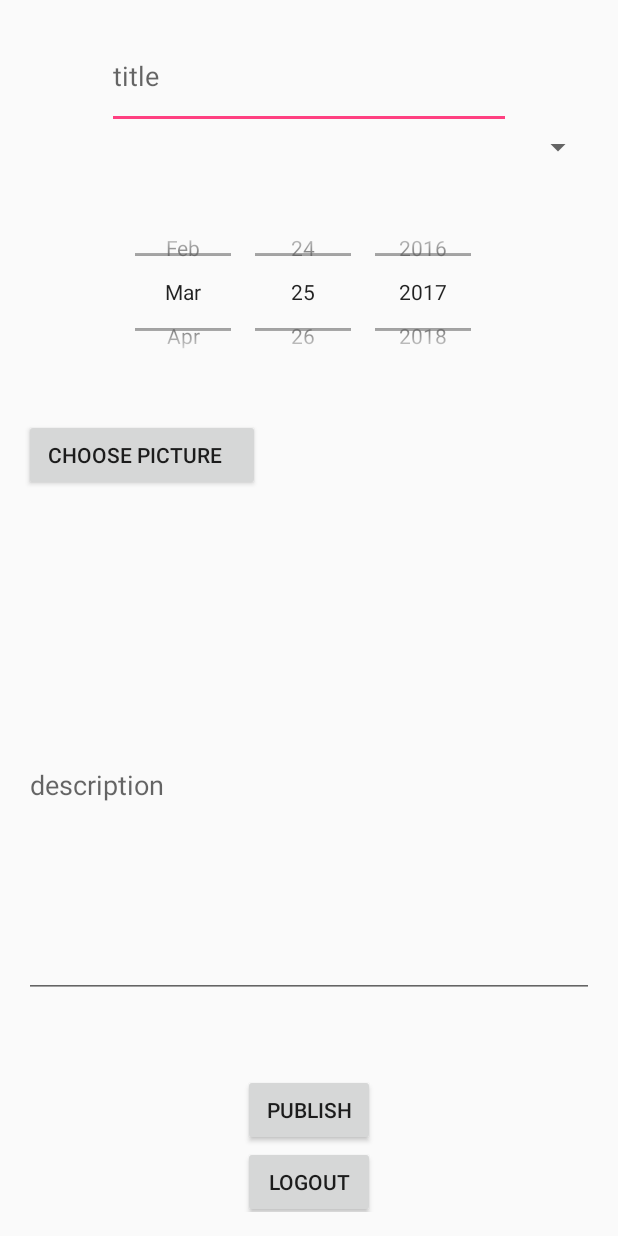
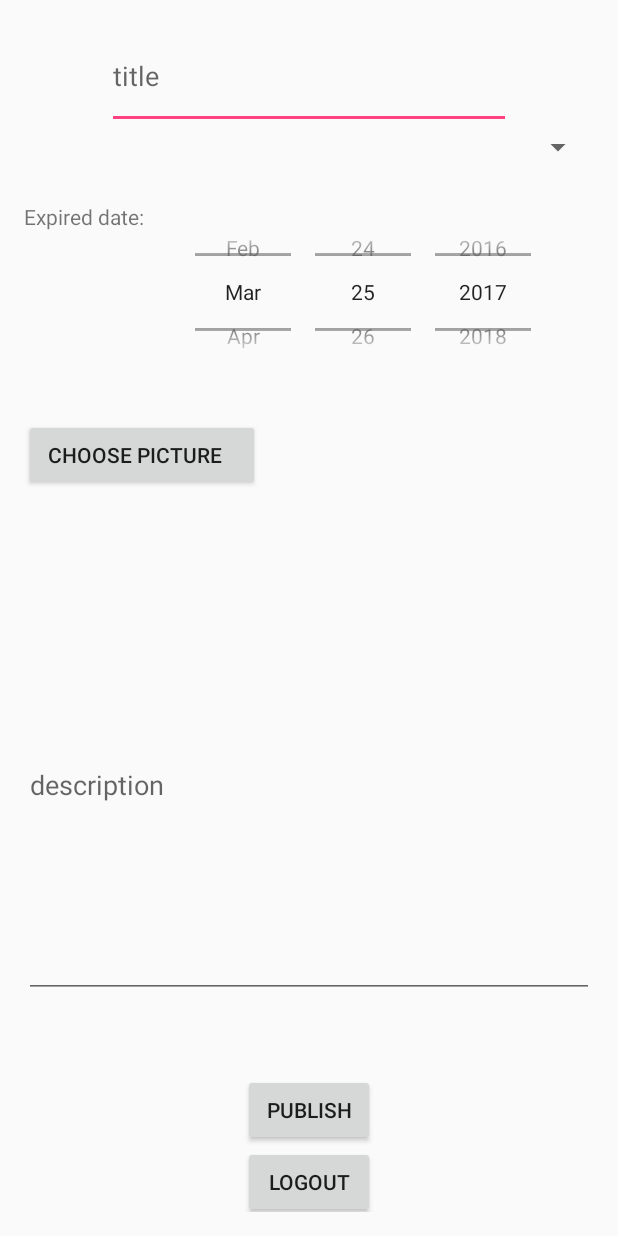
Before and after one commit to YuntaoLi/DBL_AppDev, an Android app: the layout activity_post.xml on its own in the app's theme, with its tools: preview values and no code run, on a phone screen of 412 x 824 dp. Run offline under Robolectric (Android 15) with nearby library versions, the phone set to English and light mode, and no system bars.

Commit message:
a text View is added to indicate the use of time picker

```diff
--- a/FoodFetch/app/src/main/res/layout/activity_post.xml
+++ b/FoodFetch/app/src/main/res/layout/activity_post.xml
@@ -52,6 +52,7 @@
                     android:id="@+id/foodTypeInput"
                     android:layout_width="match_parent"
                     android:layout_height="wrap_content"/>
+
                 <!--android:contextClickable="false" -->
                     <!--/>-->
             </LinearLayout>
@@ -64,15 +65,29 @@
                 android:orientation="vertical"
                 android:weightSum="1">
 
+                <LinearLayout
+                    android:layout_width="match_parent"
+                    android:layout_height="match_parent"
+                    android:orientation="horizontal">
+
+                    <TextView
+                        android:id="@+id/textView"
+                        android:layout_width="wrap_content"
+                        android:layout_height="56dp"
+                        android:text="Expired date:" />
+
                     <DatePicker
                         android:id="@+id/expiredDateInput"
                         android:layout_width="match_parent"
                         android:layout_height="120dp"
+                        android:layout_weight="1"
                         android:animationCache="false"
+                        android:calendarViewShown="false"
                         android:datePickerMode="spinner"
                         android:fadeScrollbars="true"
-                    android:yearListItemTextAppearance="@style/TextAppearance.AppCompat"
-                    android:calendarViewShown="false"/>
+                        android:yearListItemTextAppearance="@style/TextAppearance.AppCompat" />
+                </LinearLayout>
+
                 <!--android:contextClickable="false"-->
             </LinearLayout>
 
```
Lines whose indentation alone changed are shown as unchanged.
